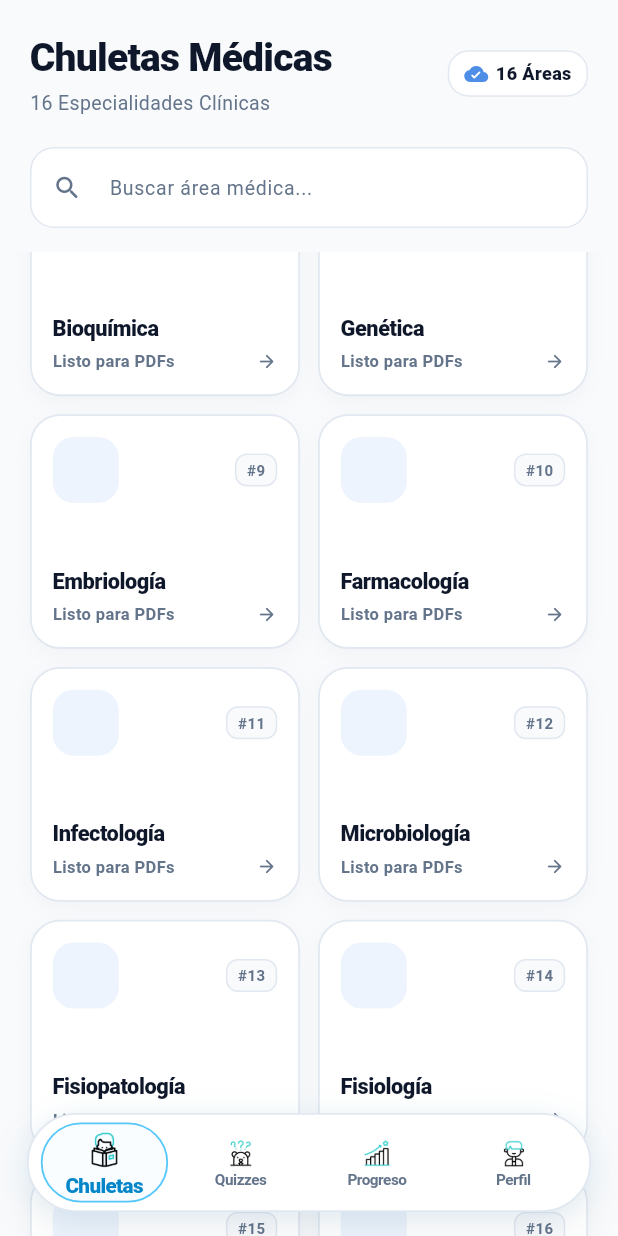
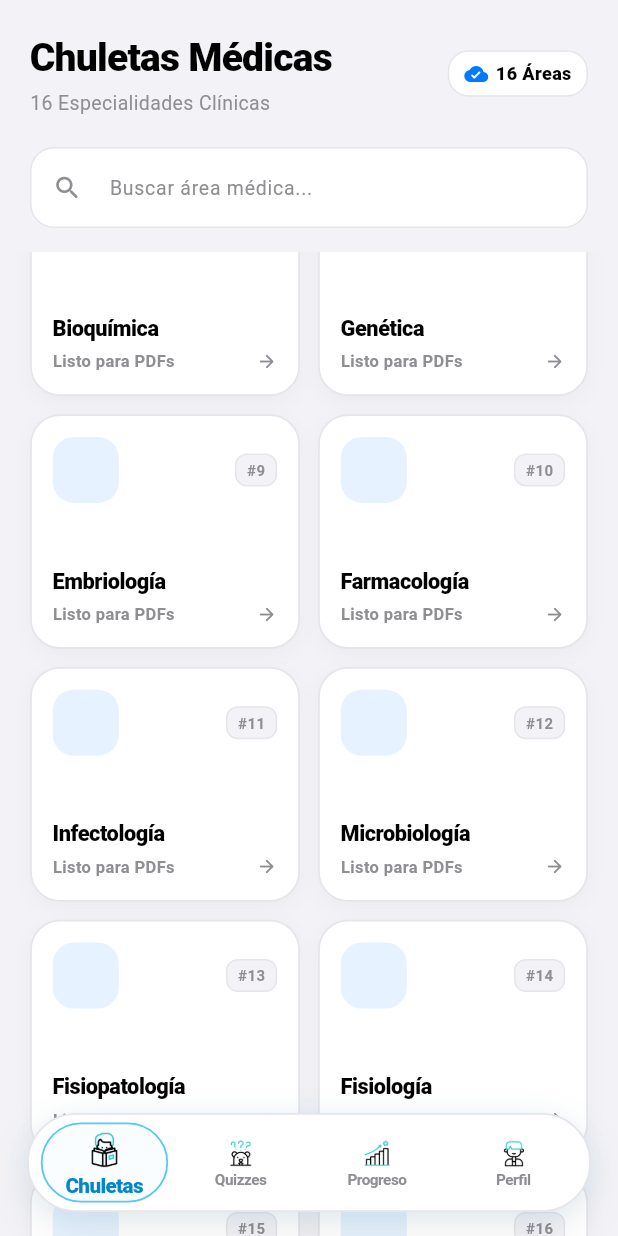
Before and after one commit to bryanapazaquispev5-droid/synapse-health, a Flutter app: the screen it shows once a user with an empty profile is signed in, scrolled down 576 dp, on a phone screen of 412 x 824 dp. Run offline on Flutter 3.47's test engine with Material 3 defaults, Android fonts, the phone set to English and light mode, and no system bars; our stand-ins replace cloud_firestore, firebase_auth, firebase_core, google_sign_in, shared_preferences; accounts and stored records are empty; key blocks and very long unbroken strings in the code were emptied for the run.

Commit message:
style(core): refine apple design system tokens and typography
- define clean ios system color palette and typography styles
- centralize firestore collections and preferences keys in app constants
- configure apple large title and inset surface styling

```diff
--- a/lib/core/theme/app_theme.dart
+++ b/lib/core/theme/app_theme.dart
@@ -1,12 +1,33 @@
+import 'package:flutter/cupertino.dart';
 import 'package:flutter/material.dart';
 
+/// Paleta de colores nativa de Apple iOS (Human Interface Guidelines)
 class AppColors {
-  static const Color background = Color(0xFFF8FAFC);
-  static const Color surface = Color(0xFFFFFFFF);
-  static const Color primary = Color(0xFF0F172A);
-  static const Color accent = Color(0xFF4F8EE6);
-  static const Color border = Color(0xFFE2E8F0);
-  static const Color textMuted = Color(0xFF64748B);
+  // Fondos oficiales de iOS
+  static const Color background = Color(0xFFF2F2F7); // iOS System Grouped Background
+  static const Color surface = Color(0xFFFFFFFF);    // iOS Secondary System Grouped Background (Pure White Card)
+  static const Color secondaryBackground = Color(0xFFE5E5EA); // iOS System Gray 5
+
+  // Colores principales de iOS
+  static const Color primary = Color(0xFF000000);     // iOS Label (Pure Black/Dark Text)
+  static const Color primaryDark = Color(0xFF1C1C1E); // iOS Secondary System Fill
+  static const Color accent = Color(0xFF007AFF);      // iOS System Blue (Vibrant Apple Blue)
+
+  // Bordes y separadores oficiales de iOS
+  static const Color border = Color(0xFFE5E5EA);       // iOS Separator / Border
+  static const Color separator = Color(0xFFD1D1D6);    // iOS Opaque Separator
+  static const Color textMuted = Color(0xFF8E8E93);    // iOS Secondary Label (System Gray)
+  static const Color textTertiary = Color(0xFFAEAEB2); // iOS Tertiary Label
+
+  // Colores semánticos Apple
+  static const Color systemGreen = Color(0xFF34C759);
+  static const Color systemRed = Color(0xFFFF3B30);
+  static const Color systemOrange = Color(0xFFFF9500);
+  static const Color systemYellow = Color(0xFFFFCC00);
+  static const Color systemPurple = Color(0xFFAF52DE);
+  static const Color systemPink = Color(0xFFFF2D55);
+  static const Color systemTeal = Color(0xFF5AC8FA);
+  static const Color systemIndigo = Color(0xFF5856D6);
 }
 
 class AppTheme {
@@ -15,11 +36,72 @@ class AppTheme {
       useMaterial3: true,
       scaffoldBackgroundColor: AppColors.background,
       colorScheme: const ColorScheme.light(
-        primary: AppColors.primary,
+        primary: AppColors.accent,
         secondary: AppColors.accent,
         surface: AppColors.surface,
+        surfaceContainerHighest: AppColors.background,
       ),
-      fontFamily: 'Roboto',
+      fontFamily: '.SF Pro Text', // Native iOS font cascade
+      pageTransitionsTheme: const PageTransitionsTheme(
+        builders: {
+          TargetPlatform.android: CupertinoPageTransitionsBuilder(),
+          TargetPlatform.iOS: CupertinoPageTransitionsBuilder(),
+          TargetPlatform.windows: CupertinoPageTransitionsBuilder(),
+        },
+      ),
+      splashFactory: NoSplash.splashFactory,
+      highlightColor: Colors.transparent,
+      cupertinoOverrideTheme: const CupertinoThemeData(
+        primaryColor: AppColors.accent,
+        scaffoldBackgroundColor: AppColors.background,
+        barBackgroundColor: AppColors.surface,
+        textTheme: CupertinoTextThemeData(
+          primaryColor: AppColors.primary,
+          navLargeTitleTextStyle: TextStyle(
+            fontSize: 34,
+            fontWeight: FontWeight.w700,
+            letterSpacing: -0.8,
+            color: AppColors.primary,
+            fontFamily: '.SF Pro Display',
+          ),
+          navTitleTextStyle: TextStyle(
+            fontSize: 17,
+            fontWeight: FontWeight.w600,
+            letterSpacing: -0.4,
+            color: AppColors.primary,
+            fontFamily: '.SF Pro Text',
+          ),
+        ),
+      ),
     );
   }
 }
+
+/// Transición de página fluida estilo Apple/OneUI sin parpadeos de barrera ni destellos
+class AppPageRoute<T> extends PageRouteBuilder<T> {
+  final Widget child;
+
+  AppPageRoute({required this.child, super.settings})
+      : super(
+          pageBuilder: (context, animation, secondaryAnimation) => child,
+          transitionsBuilder: (context, animation, secondaryAnimation, child) {
+            final curved = CurvedAnimation(
+              parent: animation,
+              curve: Curves.easeOutCubic,
+              reverseCurve: Curves.easeInCubic,
+            );
+            return FadeTransition(
+              opacity: curved,
+              child: SlideTransition(
+                position: Tween<Offset>(
+                  begin: const Offset(0.06, 0.0),
+                  end: Offset.zero,
+                ).animate(curved),
+                child: child,
+              ),
+            );
+          },
+          transitionDuration: const Duration(milliseconds: 220),
+          reverseTransitionDuration: const Duration(milliseconds: 180),
+        );
+}
```
Also changed, not shown: lib/core/constants/app_constants.dart (added, +25 -0 lines).
